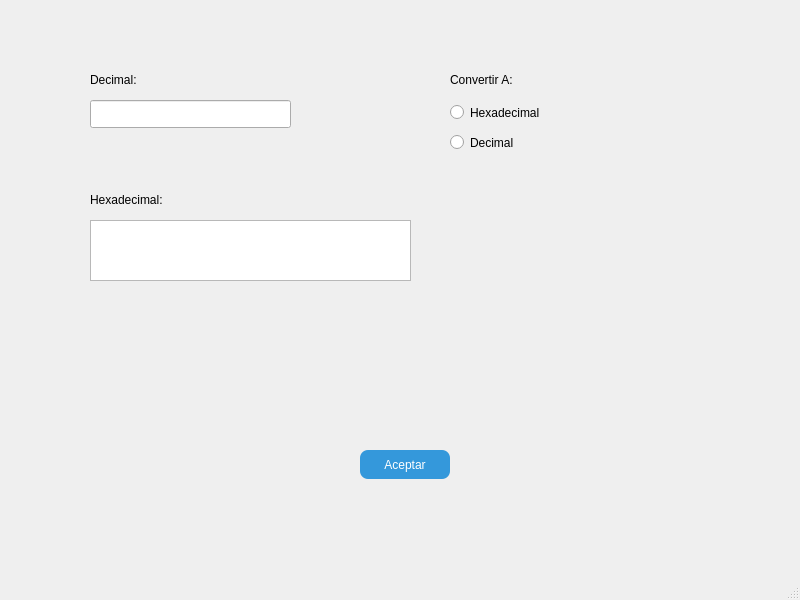
Before: the Qt Designer form mainwindow.ui in Jomelgar/Convertidor-Qt, drawn with Qt 5.
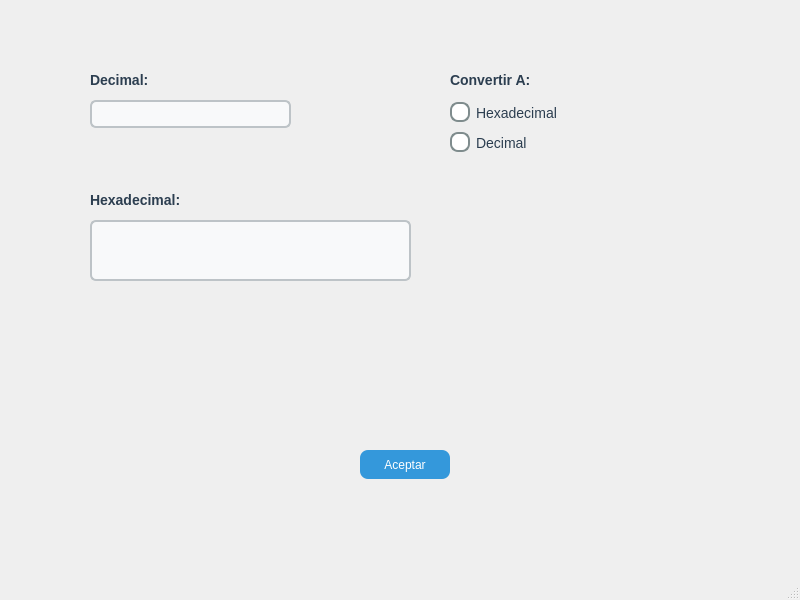
After: the same form once the commit is applied.

Diff of the .ui file:
```diff
--- a/mainwindow.ui
+++ b/mainwindow.ui
@@ -22,7 +22,74 @@
 }
 QPushButton:hover {
     background-color: #2980b9;
-}</string>
+	font-size: 16px; 
+    padding: 8px 14px;
+}
+
+/* ====== QLabel ====== */
+QLabel {
+    color: #2c3e50;
+    font-size: 14px;
+    font-weight: bold;
+}
+
+/* ====== QLineEdit ====== */
+QLineEdit {
+    background-color: #f8f9fa;
+    border: 2px solid #bdc3c7;
+    border-radius: 6px;
+    padding: 6px;
+    font-size: 14px;
+}
+
+QLineEdit:focus {
+    border: 2px solid #3498db;
+    background-color: #ffffff;
+}
+
+/* ====== QTextEdit ====== */
+QTextEdit {
+    background-color: #f8f9fa;
+    border: 2px solid #bdc3c7;
+    border-radius: 6px;
+    padding: 6px;
+    font-size: 14px;
+}
+
+QTextEdit:focus {
+    border: 2px solid #3498db;
+    background-color: #ffffff;
+}
+
+/* ====== QRadioButton ====== */
+QRadioButton {
+    spacing: 6px; /* separación entre el círculo y el texto */
+    font-size: 14px;
+    color: #2c3e50;
+}
+
+QRadioButton::indicator {
+    width: 16px;
+    height: 16px;
+    border: 2px solid #7f8c8d;
+    border-radius: 8px;
+    background-color: white;
+}
+
+QRadioButton::indicator:checked {
+    border: 2px solid #3498db;
+    background-color: #3498db;
+}
+
+QRadioButton::indicator:hover {
+    border: 2px solid #2980b9;
+}
+
+QWidget
+{
+	background-color: 'white';
+}
+</string>
   </property>
   <widget class="QWidget" name="centralwidget">
    <widget class="QLabel" name="lb_plain">
```
